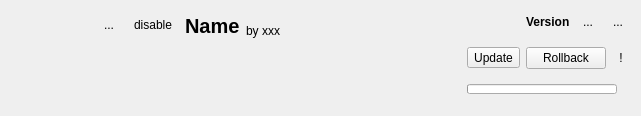
First picture: the form in src/ui/local/localmoditemwidget.ui, repository kaniol-lck/modmanager, before the edit.
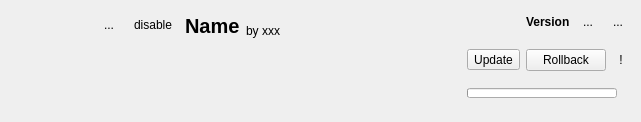
Second picture: the form after the edit. Icons and pictures are not drawn.

What changed in the file:
```diff
--- a/src/ui/local/localmoditemwidget.ui
+++ b/src/ui/local/localmoditemwidget.ui
@@ -7,7 +7,7 @@
     <x>0</x>
     <y>0</y>
     <width>641</width>
-    <height>116</height>
+    <height>122</height>
    </rect>
   </property>
   <property name="windowTitle">
```
Left out of the diff: 6 changed lines with no effect on the pictures.
